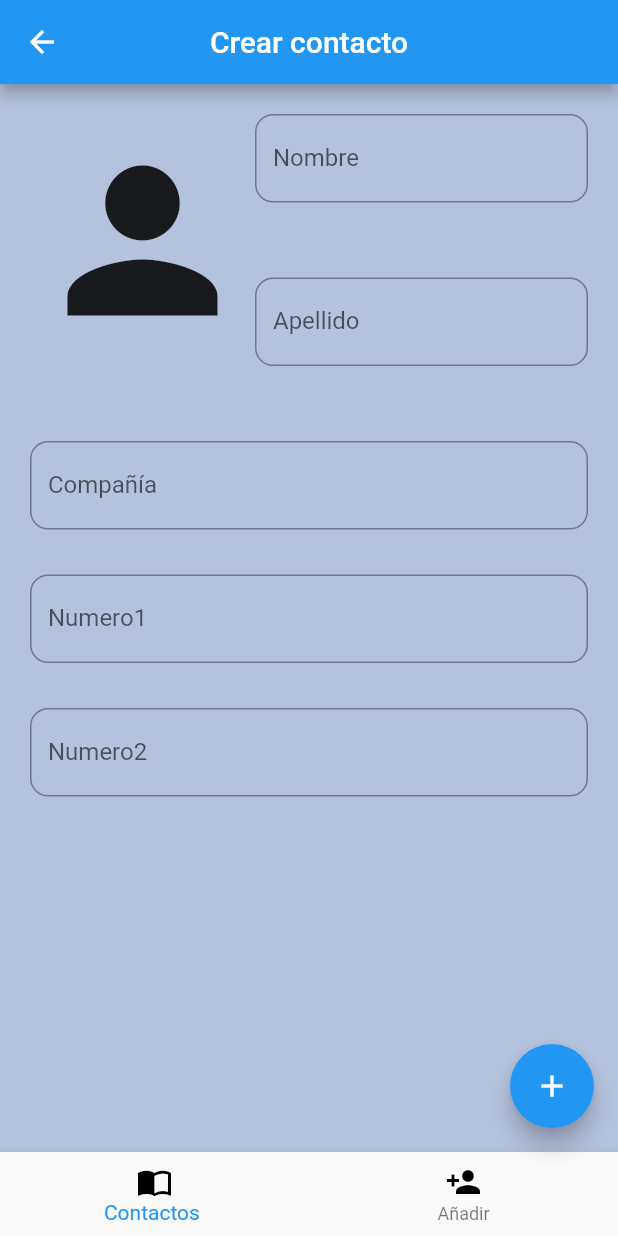
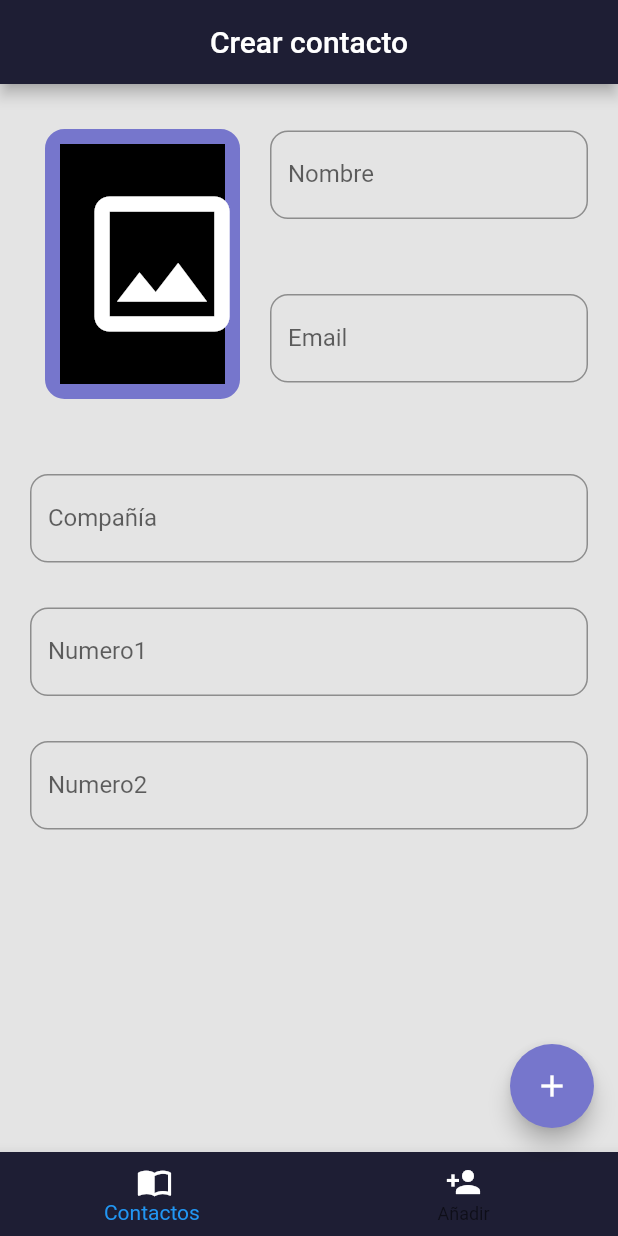
Before and after one commit to SimonRamos88/Agenda-contactos-comunes, a Flutter app: the screen it shows after launch, item 2 of the bottom bar chosen, after a tap on the "add" icon, on a phone screen of 412 x 824 dp. Run offline on Flutter 3.47's test engine with Material 2 defaults, Android fonts, the phone set to English and light mode, and no system bars; our stand-ins replace image_picker; network calls fail.

Commit message:
Version final de la interfaz y la logica, hace falta implementar la persistencia

```diff
--- a/lib/Logica/Metodos.dart
+++ b/lib/Logica/Metodos.dart
@@ -1,6 +1,3 @@
-// ignore: file_names
-// ignore: file_names
-// ignore_for_file: non_constant_identifier_names, file_names
 
 import '../modelo/Contacto.dart';
 import 'dart:async';
--- /dev/null
+++ b/lib/camara.dart
@@ -0,0 +1,96 @@
+import 'dart:io'  show File;
+import 'package:flutter/cupertino.dart';
+import 'package:flutter/material.dart';
+import 'package:image_picker/image_picker.dart';
+import 'package:flutter/services.dart' show rootBundle;
+/*
+
+void main() {
+  runApp(const MyApp());
+}
+
+class MyApp extends StatelessWidget {
+  const MyApp({Key? key}) : super(key: key);
+
+  @override
+  Widget build(BuildContext context) {
+    return MaterialApp(
+      title: 'Flutter Demo',
+      theme: ThemeData(
+          primarySwatch: Colors.blue,
+          textTheme: const TextTheme(button: TextStyle(color: Colors.black)),
+          bottomNavigationBarTheme: const BottomNavigationBarThemeData(
+              selectedLabelStyle: TextStyle(color: Colors.black),
+              unselectedLabelStyle: TextStyle(color: Colors.black)
+          )
+      ),
+      home: FotoUsuario(),
+    );
+  }
+}
+
+*/
+class FotoUsuario extends StatefulWidget{
+
+  FotoUsuario({Key? key}) : super(key: key);
+  _FotoUsuarioScreenState createState() => _FotoUsuarioScreenState();
+
+  File? imageFile = null;
+
+}
+
+class _FotoUsuarioScreenState extends State<FotoUsuario>{
+
+
+
+  void _openGallery(BuildContext context) async {
+    final ImagePicker _picker = ImagePicker();
+
+    final XFile? picture = await _picker.pickImage(source: ImageSource.gallery);
+    setState(() {
+      widget.imageFile = File(picture!.path);
+    });
+    Navigator.of(context).pop();
+  }
+
+  Future<void> _showSelectionDialog(BuildContext context) {
+    return showDialog(
+        context: context,
+        builder: (BuildContext context) {
+          return AlertDialog(
+              title: Text("Seleccione para abrir su galería"),
+              content: SingleChildScrollView(
+                child: ListBody(
+                  children: <Widget>[
+                    GestureDetector(
+                      child: const Text("Galeria"),
+                      onTap: () {
+                        _openGallery(context);
+                      },
+                    ),
+                    const Padding(padding: EdgeInsets.all(8.0)),
+                  ],
+                ),
+              )
+          );
+        }
+    );
+  }
+
+
+  @override
+  Widget build(BuildContext conext){
+
+    return Scaffold(
+      body:Center(
+        child: IconButton(
+          onPressed: () async{ print("Galeria"); _showSelectionDialog(context);},
+          icon:
+          widget.imageFile == null? Icon(Icons.photo_outlined, color: Colors.white) : Image.file(File(widget.imageFile!.path)),
+          iconSize: 120,
+        )
+      ),
+      backgroundColor: Colors.black,
+    );
+  }
+}
--- a/lib/main.dart
+++ b/lib/main.dart
@@ -1,3 +1,4 @@
+import 'package:agenda/camara.dart';
 import 'package:flutter/material.dart';
 import 'package:flutter/cupertino.dart';
 import 'package:flutter/rendering.dart';
--- a/lib/modelo/Contacto.dart
+++ b/lib/modelo/Contacto.dart
@@ -2,7 +2,6 @@
 class Contacto {
   late String linkFoto;
   late String nombre;
-  String apellido = "random";
   late String compania;
   late int telefono1;
   late int telefono2;
@@ -17,10 +16,6 @@ class Contacto {
 
   String get Nombre {
     return nombre;
-  }
-
-  String get Apellido {
-    return apellido;
   }
 
   String get Email {
@@ -54,7 +49,7 @@ class Contacto {
   @override
   String toString() {
     String cad =
-        "Nombre: $nombre, Apellidos: $apellido, Compañía: $compania, Telefono 1: $telefono1, Telefono 2: $telefono2,  Email: $email";
+        "Nombre: $nombre, Compañía: $compania, Telefono 1: $telefono1, Telefono 2: $telefono2,  Email: $email";
 
     return cad;
   }
--- a/lib/pages/Libreta.dart
+++ b/lib/pages/Libreta.dart
@@ -20,10 +20,10 @@ class MenuContactos extends StatefulWidget {
 }
 
 class _MenuContactosState extends State<MenuContactos> {
-  Color color_interfaz = Color(0xff9AD0EC);
-  Color color_interfazGrueso = Color(0xff1572A1);
-  Color color_letra = Color(0xffEFDAD7);
-  Color color_fondo = Color(0xffE3BEC6);
+  Color color_interfaz = Color(0xff7676CC);
+  Color color_interfazGrueso = Color(0xff1E1E34);
+  Color color_letra = Color(0xffE4E4E4);
+  Color color_fondo = Color(0xffE4E4E4);
 
   List<Contacto> _contactos = Metodos.contactos;
 
@@ -35,20 +35,16 @@ class _MenuContactosState extends State<MenuContactos> {
       Metodos.contactoActual = c;
       print("Boton presionado, yendo a contacto");
 
-      Navigator.pushNamed(context, "/Ver");
+      Navigator.pushReplacementNamed(context, "/Ver");
     });
   }
 
-  void cambiarPantalla(int tabIndex) {
-    switch (tabIndex) {
-      case 0:
-        //Navigator.pushNamed(context, "/");
-        break;
-      case 1:
-        Navigator.pushNamed(context, "/Crear");
-        break;
-    }
+  @override
+  void dispose() {
+    // Clean up the controller when the widget is removed from the widget tree.
+    super.dispose();
   }
+
 
   void _mostrarAjustes(BuildContext context) {
     showDialog(
@@ -62,16 +58,19 @@ class _MenuContactosState extends State<MenuContactos> {
             actions: <Widget>[
               FlatButton(
                   onPressed: () => Navigator.pop(context),
-                  color: color_interfaz,
-                  child: Text("Exportar Contactos")),
+                  color: color_interfazGrueso,
+                  child: const Text("Exportar Contactos",
+                    style: TextStyle(color: Colors.white) ) ),
               FlatButton(
-                  color: color_interfaz,
+                  color: color_interfazGrueso,
                   onPressed: () => Navigator.pop(context),
-                  child: Text("Importar Contactos")),
+                  child: const Text("Exportar Contactos",
+                    style: TextStyle(color: Colors.white) )),
               FlatButton(
-                  color: color_interfaz,
+                  color: color_interfazGrueso,
                   onPressed: () => Navigator.pop(context),
-                  child: Text("Volver")),
+                  child: const Text("Exportar Contactos",
+                    style: TextStyle(color: Colors.white) )),
             ],
           );
         });
@@ -123,7 +122,7 @@ class _MenuContactosState extends State<MenuContactos> {
                */
               margin: const EdgeInsets.only(top: 0.0, bottom: 0.0),
               padding: const EdgeInsets.all(25),
-              height: 690,
+              height: 500,
               width: 392,
               decoration: BoxDecoration(
                   // color: Colors.deepPurple.shade100,
@@ -145,8 +144,8 @@ class _MenuContactosState extends State<MenuContactos> {
                       margin: EdgeInsets.only(top: 5.0),
                       decoration: BoxDecoration(
                           color: color_interfaz,
-                          border: Border.all(width: 2, color: Colors.amber),
-                          borderRadius: BorderRadius.circular(2)),
+                          //border: Border.all(width: 2, color: Colors.amber),
+                          borderRadius: BorderRadius.circular(13)),
                       child: ListView(
                         scrollDirection: Axis.horizontal,
                         children: [
@@ -229,10 +228,10 @@ class _MenuContactosState extends State<MenuContactos> {
       //en todas las pantallas
 
       bottomNavigationBar: BottomNavigationBar(
-        backgroundColor: color_interfaz,
+        backgroundColor: color_interfazGrueso,
         elevation: 4,
         selectedIconTheme: const IconThemeData(color: Colors.white, size: 40),
-
+        unselectedLabelStyle: const TextStyle(color: Colors.white),
         /**
          * Como hacer un bottom navigation bar tomado de:
          * https://blog.logrocket.com/how-to-build-a-bottom-navigation-bar-in-flutter/#:~:text=BottomNavigationBar%20is%20a%20widget%20that,navigate%20to%20a%20given%20page.
@@ -248,22 +247,25 @@ class _MenuContactosState extends State<MenuContactos> {
 */
           BottomNavigationBarItem(
               icon: Icon(Icons.import_contacts,
-                  color: Colors.black,
+                  color: Colors.white,
                   size: 30.0,
                   semanticLabel: 'Lista de contactos'),
-              label: "Contactos"),
+              label: "Contactos",
+          ),
           BottomNavigationBarItem(
               icon: Icon(Icons.person_add,
-                  color: Colors.black,
+                  color: Colors.white,
                   size: 30.0,
                   semanticLabel: 'Añadir a contacto'),
-              label: "Añadir"),
+              label: "añadir",
+          )//"Añadir"),
         ],
-        onTap: cambiarPantalla,
+        onTap: (int tapIndex) {tapIndex == 1? Navigator.pushReplacementNamed(context, "/Crear"): null; },
       ),
       floatingActionButtonLocation: FloatingActionButtonLocation.miniEndDocked,
       //Pendiente ponerle interactividad xdd
       floatingActionButton: FloatingActionButton(
+        backgroundColor: color_interfaz,
         onPressed: () => _mostrarAjustes(context),
         tooltip: 'Increment',
         child: const Icon(Icons.build_rounded),
--- a/lib/pages/crear_contacto.dart
+++ b/lib/pages/crear_contacto.dart
@@ -1,6 +1,13 @@
 import 'package:flutter/material.dart';
 import 'package:agenda/datos/Paletas.dart';
 import 'package:agenda/Logica/Metodos.dart';
+import 'dart:io'  show File;
+import 'dart:async';
+import 'package:image_picker/image_picker.dart';
+import 'package:flutter/services.dart' show rootBundle;
+import 'package:path_provider/path_provider.dart';
+
+import '../camara.dart';
 
 void main() {
   runApp(const MyApp());
@@ -15,10 +22,10 @@ class MyApp extends StatelessWidget {
       title: 'Flutter Demo',
       theme: ThemeData(
           primarySwatch: Paletas.primaryWhite,
-          textTheme: const TextTheme(button: TextStyle(color: Colors.black)),
+          textTheme: const TextTheme(button: TextStyle(color: Colors.white)),
           bottomNavigationBarTheme: const BottomNavigationBarThemeData(
-              selectedLabelStyle: TextStyle(color: Colors.black),
-              unselectedLabelStyle: TextStyle(color: Colors.black))),
+              selectedLabelStyle: TextStyle(color: Colors.white),
+              unselectedLabelStyle: TextStyle(color: Colors.white))),
       home: PrincipalPage(),
     );
   }
@@ -33,15 +40,24 @@ class PrincipalPage extends StatefulWidget {
 }
 
 class _PrincipalPageState extends State<PrincipalPage> {
+
+  Color color_interfaz = Color(0xff7676CC);
+  Color color_interfazGrueso = Color(0xff1E1E34);
+  Color color_letra = Color(0xffE4E4E4);
+  Color color_fondo = Color(0xffE4E4E4);
+
   String nombre = "";
-  String apellido = "";
+  String email = "";
   String compania = "";
   int num1 = 0;
   int num2 = 0;
 
   bool _subido = false;
 
+  var widgetCamra = FotoUsuario();
+
   final keyform = GlobalKey<FormState>();
+
 
   subir() {
     setState(() => _subido = true);
@@ -57,10 +73,11 @@ class _PrincipalPageState extends State<PrincipalPage> {
       appBar: AppBar(
         centerTitle: true,
         title: Text(widget.tittle),
+        backgroundColor: color_interfazGrueso,
       ),
       body: Center(
           child: Container(
-              color: const Color(0xffB4C2DD),
+              color: color_fondo,
               padding: const EdgeInsets.all(20),
               child: Form(
                 key: keyform,
@@ -68,7 +85,26 @@ class _PrincipalPageState extends State<PrincipalPage> {
                   children: <Widget>[
                     Row(
                       children: [
-                        const Icon(Icons.person, size: 150),
+                        Column(
+                          crossAxisAlignment: CrossAxisAlignment.center,
+                          children: [
+                            Container(
+                              margin: const EdgeInsets.only(left:10, right: 20, top: 10),
+                              //color: Colors.black,
+                              width: 130,
+                              height: 180,
+                              decoration: BoxDecoration(
+                                border: Border.all(
+                                  color: color_interfaz,
+                                  width: 10,
+                                ),
+                                borderRadius: BorderRadius.circular(13)
+                            ),
+                            child: widgetCamra
+
+                          )
+                          ]
+                        ),
                         Expanded(
                             child: Column(
                                 mainAxisAlignment:
@@ -86,7 +122,8 @@ class _PrincipalPageState extends State<PrincipalPage> {
                                       labelText: "Nombre",
                                       border: OutlineInputBorder(
                                           borderRadius:
-                                              BorderRadius.circular(12)),
+                                              BorderRadius.circular(12)
+                                      ),
                                       hintStyle:
                                           TextStyle(color: Colors.white)),
                                   onChanged: (text) =>
@@ -99,20 +136,20 @@ class _PrincipalPageState extends State<PrincipalPage> {
                               TextFormField(
                                   initialValue: "",
                                   validator: (text) {
-                                    if (apellido.isEmpty) {
+                                    if (email.isEmpty) {
                                       print("Soy el validatorV2");
                                       return "Ingrese un valor";
                                     }
                                   },
                                   decoration: InputDecoration(
-                                    labelText: "Apellido",
+                                    labelText: "Email",
                                     border: OutlineInputBorder(
                                         borderRadius:
                                             BorderRadius.circular(12)),
                                     hintStyle: TextStyle(color: Colors.white),
                                   ),
                                   onChanged: (text) =>
-                                      setState(() => apellido = text),
+                                      setState(() => email = text),
                                   autovalidateMode:
                                       AutovalidateMode.onUserInteraction
                                   // _subido ? AutovalidateMode.onUserInteraction : AutovalidateMode.disabled,
@@ -186,31 +223,35 @@ class _PrincipalPageState extends State<PrincipalPage> {
               ))),
 
       bottomNavigationBar: BottomNavigationBar(
+        backgroundColor: color_interfazGrueso,
         items: const [
           BottomNavigationBarItem(
-              icon: Icon(Icons.import_contacts, color: Colors.black),
+              icon: Icon(Icons.import_contacts, color: Colors.white),
               label:
                   "Contactos " //Text("Contactos", style: TextStyle(color:Colors.black) )
               ),
           BottomNavigationBarItem(
-              icon: Icon(Icons.person_add, color: Colors.black),
+              icon: Icon(Icons.person_add, color: Colors.white),
               label: "Añadir")
         ],
         onTap: (int tapIndex) {
-          tapIndex == 0 ? Navigator.pushNamed(context, "/") : null;
+          tapIndex == 0 ? Navigator.pushReplacementNamed(context, "/") : null;
         },
       ),
 
       floatingActionButton: FloatingActionButton(
+        backgroundColor: color_interfaz,
         //Falta crear el contacto, y ponerlo en este metodo
         onPressed: () {
-          if (nombre.isNotEmpty && apellido.isNotEmpty && compania.isNotEmpty) {
+          if (nombre.isNotEmpty && email.isNotEmpty && compania.isNotEmpty) {
             subir();
+
             print("Entro");
+
             Metodos.CrearContacto(
-                nombre, num1, num2, compania, apellido, "slakla");
-            print(Metodos.contactos);
-            Navigator.pushNamed(context, "/");
+                nombre, num1, num2, compania, email, "https://www.asofiduciarias.org.co/wp-content/uploads/2018/06/sin-foto.png");
+
+            Navigator.pushReplacementNamed(context, "/");
           } else {
             print("No entro");
             //return null;
```
Also changed, not shown: lib/pages/Perfil/pantalla_editar.dart (+5 -5 lines), lib/pages/Perfil/pantalla_perfil.dart (+10 -5 lines), pubspec.yaml (+7 -6 lines), assets/undefined_user.png (added), pubspec.lock, 1 other file. Lines whose indentation alone changed are shown as unchanged.
